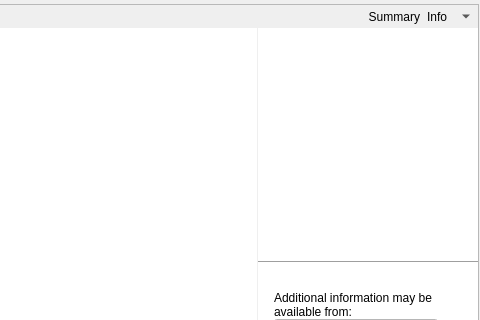
First picture: the form in src/mainwindow.ui, repository KDE/bangarang, before the edit; both pictures show x 260 to 740 and y 0 to 320 of the 740 by 520 pixel window.
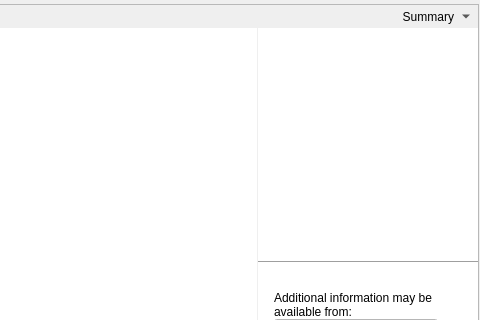
Second picture: the form after the edit. The open tabs and pages were chosen to show the change. Icons and pictures are not drawn. Custom widgets are drawn as their Qt base class.

Commit message: Move show/hide info view into drop menu action and default to visible.

```diff
--- a/src/mainwindow.ui
+++ b/src/mainwindow.ui
@@ -2328,29 +2328,6 @@
                     </property>
                    </widget>
                   </item>
-                  <item>
-                   <widget class="QToolButton" name="showInfo">
-                    <property name="toolTip">
-                     <string>Show Information</string>
-                    </property>
-                    <property name="text">
-                     <string>Info</string>
-                    </property>
-                    <property name="icon">
-                     <iconset>
-                      <normaloff>../convenience/help-about.png</normaloff>../convenience/help-about.png</iconset>
-                    </property>
-                    <property name="checkable">
-                     <bool>false</bool>
-                    </property>
-                    <property name="toolButtonStyle">
-                     <enum>Qt::ToolButtonIconOnly</enum>
-                    </property>
-                    <property name="autoRaise">
-                     <bool>true</bool>
-                    </property>
-                   </widget>
-                  </item>
                   <item>
                    <widget class="QToolButton" name="showMediaViewMenu">
                     <property name="autoRaise">
```
Left out of the diff: 28 changed lines with no effect on the pictures. The commit also changes 5 other files.
